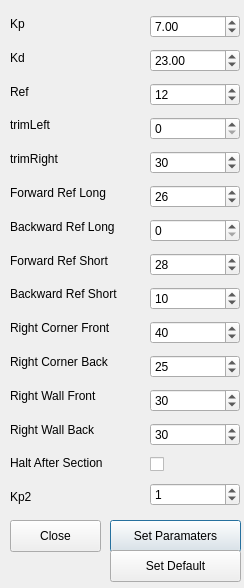
Above: Kod/Styr_m/Styr_m/mapGUI/paramwindow.ui from hansfilipelo/Kandidadprojekt before the change. Below: the same form after it.
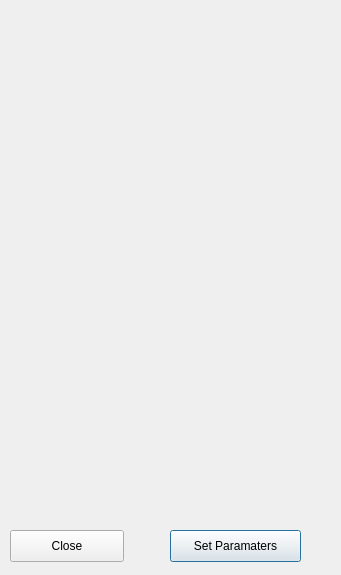
That is the form after the change.

Patch:
```diff
--- a/Kod/Styr_m/Styr_m/mapGUI/paramwindow.ui
+++ b/Kod/Styr_m/Styr_m/mapGUI/paramwindow.ui
@@ -6,8 +6,8 @@
    <rect>
     <x>0</x>
     <y>0</y>
-    <width>244</width>
-    <height>588</height>
+    <width>341</width>
+    <height>575</height>
    </rect>
   </property>
   <property name="windowTitle">
@@ -16,238 +16,30 @@
   <widget class="QWidget" name="verticalLayoutWidget">
    <property name="geometry">
     <rect>
-     <x>10</x>
-     <y>10</y>
-     <width>131</width>
-     <height>501</height>
+     <x>160</x>
+     <y>20</y>
+     <width>160</width>
+     <height>481</height>
     </rect>
    </property>
-   <layout class="QVBoxLayout" name="verticalLayout">
-    <item>
-     <widget class="QLabel" name="label_1">
-      <property name="text">
-       <string>Kp</string>
-      </property>
-     </widget>
-    </item>
-    <item>
-     <widget class="QLabel" name="label_2">
-      <property name="text">
-       <string>Kd</string>
-      </property>
-     </widget>
-    </item>
-    <item>
-     <widget class="QLabel" name="label_3">
-      <property name="text">
-       <string>Ref</string>
-      </property>
-     </widget>
-    </item>
-    <item>
-     <widget class="QLabel" name="label_4">
-      <property name="text">
-       <string>trimLeft</string>
-      </property>
-     </widget>
-    </item>
-    <item>
-     <widget class="QLabel" name="label_5">
-      <property name="text">
-       <string>trimRight</string>
-      </property>
-     </widget>
-    </item>
-    <item>
-     <widget class="QLabel" name="label_6">
-      <property name="text">
-       <string>Forward Ref Long</string>
-      </property>
-     </widget>
-    </item>
-    <item>
-     <widget class="QLabel" name="label_7">
-      <property name="text">
-       <string>Backward Ref Long</string>
-      </property>
-     </widget>
-    </item>
-    <item>
-     <widget class="QLabel" name="label_8">
-      <property name="text">
-       <string>Forward Ref Short</string>
-      </property>
-     </widget>
-    </item>
-    <item>
-     <widget class="QLabel" name="label_9">
-      <property name="text">
-       <string>Backward Ref Short</string>
-      </property>
-     </widget>
-    </item>
-    <item>
-     <widget class="QLabel" name="label_10">
-      <property name="text">
-       <string>Right Corner Front</string>
-      </property>
-     </widget>
-    </item>
-    <item>
-     <widget class="QLabel" name="label_11">
-      <property name="text">
-       <string>Right Corner Back</string>
-      </property>
-     </widget>
-    </item>
-    <item>
-     <widget class="QLabel" name="label_12">
-      <property name="text">
-       <string>Right Wall Front</string>
-      </property>
-     </widget>
-    </item>
-    <item>
-     <widget class="QLabel" name="label_13">
-      <property name="text">
-       <string>Right Wall Back</string>
-      </property>
-     </widget>
-    </item>
-    <item>
-     <widget class="QLabel" name="label_14">
-      <property name="text">
-       <string>Halt After Section</string>
-      </property>
-     </widget>
-    </item>
-    <item>
-     <widget class="QLabel" name="label">
-      <property name="text">
-       <string>Kp2</string>
-      </property>
-     </widget>
-    </item>
-   </layout>
+   <layout class="QVBoxLayout" name="verticalLayout"/>
   </widget>
   <widget class="QWidget" name="verticalLayoutWidget_2">
    <property name="geometry">
     <rect>
-     <x>150</x>
-     <y>10</y>
-     <width>90</width>
-     <height>501</height>
+     <x>20</x>
+     <y>20</y>
+     <width>114</width>
+     <height>481</height>
     </rect>
    </property>
-   <layout class="QVBoxLayout" name="verticalLayout_2">
-    <item>
-     <widget class="QDoubleSpinBox" name="kpSpinBox">
-      <property name="value">
-       <double>7.000000000000000</double>
-      </property>
-     </widget>
-    </item>
-    <item>
-     <widget class="QDoubleSpinBox" name="kdSpinBox">
-      <property name="value">
-       <double>23.000000000000000</double>
-      </property>
-     </widget>
-    </item>
-    <item>
-     <widget class="QSpinBox" name="refBox">
-      <property name="value">
-       <number>12</number>
-      </property>
-     </widget>
-    </item>
-    <item>
-     <widget class="QSpinBox" name="trimLeftBox"/>
-    </item>
-    <item>
-     <widget class="QSpinBox" name="trimRightBox">
-      <property name="value">
-       <number>30</number>
-      </property>
-     </widget>
-    </item>
-    <item>
-     <widget class="QSpinBox" name="fwdRefLongBox">
-      <property name="value">
-       <number>26</number>
-      </property>
-     </widget>
-    </item>
-    <item>
-     <widget class="QSpinBox" name="bwdRefLongBox">
-      <property name="value">
-       <number>0</number>
-      </property>
-     </widget>
-    </item>
-    <item>
-     <widget class="QSpinBox" name="fwdRefShortBox">
-      <property name="value">
-       <number>28</number>
-      </property>
-     </widget>
-    </item>
-    <item>
-     <widget class="QSpinBox" name="bwdRefShortBox">
-      <property name="value">
-       <number>10</number>
-      </property>
-     </widget>
-    </item>
-    <item>
-     <widget class="QSpinBox" name="rightCornerFrontBox">
-      <property name="value">
-       <number>40</number>
-      </property>
-     </widget>
-    </item>
-    <item>
-     <widget class="QSpinBox" name="rightCornerBackBox">
-      <property name="value">
-       <number>25</number>
-      </property>
-     </widget>
-    </item>
-    <item>
-     <widget class="QSpinBox" name="rightWallFrontBox">
-      <property name="value">
-       <number>30</number>
-      </property>
-     </widget>
-    </item>
-    <item>
-     <widget class="QSpinBox" name="rightWallBackBox">
-      <property name="value">
-       <number>30</number>
-      </property>
-     </widget>
-    </item>
-    <item>
-     <widget class="QCheckBox" name="haltBox">
-      <property name="text">
-       <string/>
-      </property>
-     </widget>
-    </item>
-    <item>
-     <widget class="QSpinBox" name="kp2SpinBox">
-      <property name="value">
-       <number>1</number>
-      </property>
-     </widget>
-    </item>
-   </layout>
+   <layout class="QVBoxLayout" name="verticalLayout_2"/>
   </widget>
   <widget class="QPushButton" name="setParamButton">
    <property name="geometry">
     <rect>
-     <x>110</x>
-     <y>520</y>
+     <x>170</x>
+     <y>530</y>
      <width>131</width>
      <height>32</height>
     </rect>
@@ -260,8 +52,8 @@
    <property name="geometry">
     <rect>
      <x>10</x>
-     <y>520</y>
-     <width>91</width>
+     <y>530</y>
+     <width>114</width>
      <height>32</height>
     </rect>
    </property>
@@ -269,19 +61,6 @@
     <string>Close</string>
    </property>
   </widget>
-  <widget class="QPushButton" name="setDefaultButton">
-   <property name="geometry">
-    <rect>
-     <x>110</x>
-     <y>550</y>
-     <width>131</width>
-     <height>32</height>
-    </rect>
-   </property>
-   <property name="text">
-    <string>Set Default</string>
-   </property>
-  </widget>
  </widget>
  <resources/>
  <connections/>
```
Left out of the diff: 4 changed lines with no effect on the pictures.
